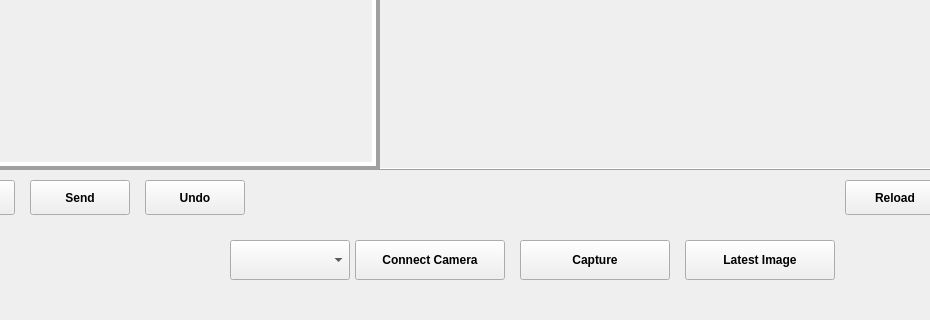
The window that ObjectDetection/Automatic Product Counting Machine/ui.ui (nguyenductrong1207/Python-Object-Detection-With-YOLO-v8) describes before a commit, drawn with Qt 5; both pictures show x 220 to 1150 and y 330 to 650 of the 1300 by 650 pixel window.
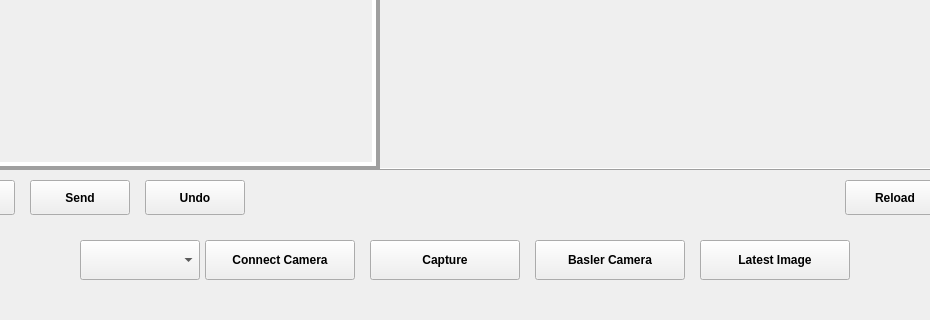
The same window after the commit.

Commit message: update basler camera

What changed in the file:
```diff
--- a/ObjectDetection/Automatic Product Counting Machine/ui.ui
+++ b/ObjectDetection/Automatic Product Counting Machine/ui.ui
@@ -256,7 +256,7 @@
   <widget class="QComboBox" name="cameraSelectCombo">
    <property name="geometry">
     <rect>
-     <x>450</x>
+     <x>300</x>
      <y>570</y>
      <width>120</width>
      <height>40</height>
@@ -264,77 +264,99 @@
    </property>
    <property name="font">
     <font>
-     <bold>true</bold>
      <weight>75</weight>
+     <bold>true</bold>
     </font>
    </property>
   </widget>
   <widget class="QPushButton" name="cameraBtn">
    <property name="geometry">
     <rect>
-     <x>575</x>
+     <x>425</x>
      <y>570</y>
      <width>150</width>
      <height>40</height>
     </rect>
    </property>
+   <property name="font">
+    <font>
+     <weight>75</weight>
+     <bold>true</bold>
+    </font>
+   </property>
+   <property name="cursor">
+    <cursorShape>PointingHandCursor</cursorShape>
+   </property>
    <property name="text">
     <string>Connect Camera</string>
    </property>
-   <property name="font">
-    <font>
-     <bold>true</bold>
-     <weight>75</weight>
-    </font>
-   </property>
-   <property name="cursor">
-    <cursorShape>PointingHandCursor</cursorShape>
-   </property>
   </widget>
   <widget class="QPushButton" name="captureBtn">
    <property name="geometry">
     <rect>
-     <x>740</x>
+     <x>590</x>
      <y>570</y>
      <width>150</width>
      <height>40</height>
     </rect>
    </property>
+   <property name="font">
+    <font>
+     <weight>75</weight>
+     <bold>true</bold>
+    </font>
+   </property>
+   <property name="cursor">
+    <cursorShape>PointingHandCursor</cursorShape>
+   </property>
    <property name="text">
     <string>Capture</string>
    </property>
-   <property name="font">
-    <font>
-     <bold>true</bold>
-     <weight>75</weight>
-    </font>
-   </property>
-   <property name="cursor">
-    <cursorShape>PointingHandCursor</cursorShape>
-   </property>
   </widget>
   <widget class="QPushButton" name="detectLastestImgBtn">
-    <property name="geometry">
-     <rect>
-      <x>905</x>
-      <y>570</y>
-      <width>150</width>
-      <height>40</height>
-     </rect>
-    </property>
-    <property name="text">
-     <string>Latest Image</string>
-    </property>
-    <property name="font">
-     <font>
-      <bold>true</bold>
-      <weight>75</weight>
-     </font>
-    </property>
-    <property name="cursor">
-     <cursorShape>PointingHandCursor</cursorShape>
-    </property>
-   </widget>
+   <property name="geometry">
+    <rect>
+     <x>920</x>
+     <y>570</y>
+     <width>150</width>
+     <height>40</height>
+    </rect>
+   </property>
+   <property name="font">
+    <font>
+     <weight>75</weight>
+     <bold>true</bold>
+    </font>
+   </property>
+   <property name="cursor">
+    <cursorShape>PointingHandCursor</cursorShape>
+   </property>
+   <property name="text">
+    <string>Latest Image</string>
+   </property>
+  </widget>
+  <widget class="QPushButton" name="baslerCameraBtn">
+   <property name="geometry">
+    <rect>
+     <x>755</x>
+     <y>570</y>
+     <width>150</width>
+     <height>40</height>
+    </rect>
+   </property>
+   <property name="font">
+    <font>
+     <weight>75</weight>
+     <bold>true</bold>
+    </font>
+   </property>
+   <property name="cursor">
+    <cursorShape>PointingHandCursor</cursorShape>
+   </property>
+   <property name="text">
+    <string>Basler Camera</string>
+   </property>
+  </widget>
  </widget>
  <connections/>
  <resources/>
```
Left out of the diff: 135 changed lines with no effect on the pictures. The commit also changes 2 other files.
